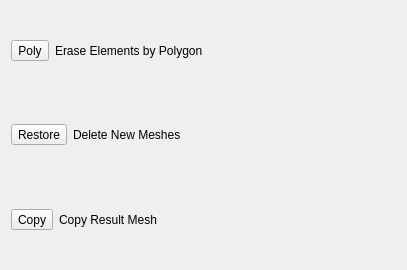
First picture: the form in src/Mod/Fem/Gui/TaskCreateElementSet.ui, repository southseact-3d/fcd, before the edit.
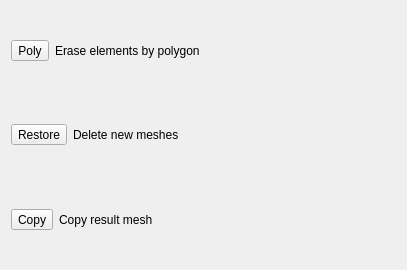
Second picture: the form after the edit.

The edit to the form file:
```diff
--- a/src/Mod/Fem/Gui/TaskCreateElementSet.ui
+++ b/src/Mod/Fem/Gui/TaskCreateElementSet.ui
@@ -32,7 +32,7 @@
      <item>
       <widget class="QLabel" name="label_3">
        <property name="text">
-        <string>Erase Elements by Polygon</string>
+        <string>Erase elements by polygon</string>
        </property>
       </widget>
      </item>
@@ -53,7 +53,7 @@
      <item>
       <widget class="QLabel" name="label_2">
        <property name="text">
-        <string>Delete New Meshes</string>
+        <string>Delete new meshes</string>
        </property>
       </widget>
      </item>
@@ -74,7 +74,7 @@
      <item>
       <widget class="QLabel" name="label">
        <property name="text">
-        <string>Copy Result Mesh</string>
+        <string>Copy result mesh</string>
        </property>
       </widget>
      </item>
```
